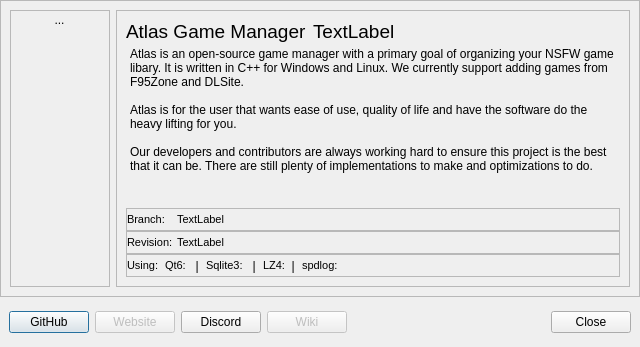
Qt form atlas/ui/dialog/AboutAtlas.ui (KJNeko/Atlas) before a commit.
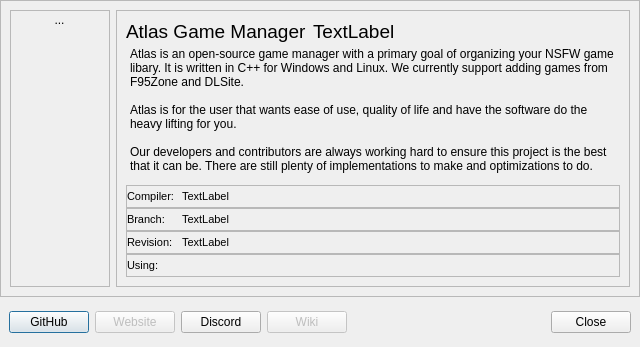
The same form after that commit. Icons and pictures are not drawn.

Patch:
```diff
--- a/atlas/ui/dialog/AboutAtlas.ui
+++ b/atlas/ui/dialog/AboutAtlas.ui
@@ -203,6 +203,69 @@
          <property name="verticalSpacing">
           <number>0</number>
          </property>
+         <item row="3" column="0" colspan="5">
+          <widget class="QFrame" name="frame_6">
+           <property name="minimumSize">
+            <size>
+             <width>0</width>
+             <height>23</height>
+            </size>
+           </property>
+           <property name="frameShape">
+            <enum>QFrame::StyledPanel</enum>
+           </property>
+           <property name="frameShadow">
+            <enum>QFrame::Raised</enum>
+           </property>
+           <layout class="QGridLayout" name="gridLayout_6">
+            <property name="leftMargin">
+             <number>0</number>
+            </property>
+            <property name="topMargin">
+             <number>0</number>
+            </property>
+            <property name="rightMargin">
+             <number>0</number>
+            </property>
+            <property name="bottomMargin">
+             <number>0</number>
+            </property>
+            <property name="spacing">
+             <number>0</number>
+            </property>
+            <item row="0" column="0">
+             <widget class="QLabel" name="label_2">
+              <property name="maximumSize">
+               <size>
+                <width>55</width>
+                <height>16777215</height>
+               </size>
+              </property>
+              <property name="font">
+               <font>
+                <pointsize>8</pointsize>
+               </font>
+              </property>
+              <property name="text">
+               <string>Branch:</string>
+              </property>
+             </widget>
+            </item>
+            <item row="0" column="1">
+             <widget class="QLabel" name="lblGitBranch">
+              <property name="font">
+               <font>
+                <pointsize>8</pointsize>
+               </font>
+              </property>
+              <property name="text">
+               <string>TextLabel</string>
+              </property>
+             </widget>
+            </item>
+           </layout>
+          </widget>
+         </item>
          <item row="1" column="0" colspan="5">
           <widget class="QTextEdit" name="textEdit">
            <property name="styleSheet">
@@ -225,16 +288,16 @@
 hr { height: 1px; border-width: 0; }
 li.unchecked::marker { content: &quot;\2610&quot;; }
 li.checked::marker { content: &quot;\2612&quot;; }
-&lt;/style&gt;&lt;/head&gt;&lt;body style=&quot; font-family:'Segoe UI'; font-size:9pt; font-weight:400; font-style:normal;&quot;&gt;
-&lt;p style=&quot; margin-top:0px; margin-bottom:0px; margin-left:0px; margin-right:0px; -qt-block-indent:0; text-indent:0px;&quot;&gt;Atlas is an open-source game manager with a primary goal of organizing your NSFW game libary. It is written in C++ for Windows and Linux. We currently support adding games from F95Zone and DLSite.&lt;/p&gt;
-&lt;p style=&quot;-qt-paragraph-type:empty; margin-top:0px; margin-bottom:0px; margin-left:0px; margin-right:0px; -qt-block-indent:0; text-indent:0px;&quot;&gt;&lt;br /&gt;&lt;/p&gt;
-&lt;p style=&quot; margin-top:0px; margin-bottom:0px; margin-left:0px; margin-right:0px; -qt-block-indent:0; text-indent:0px;&quot;&gt;Atlas is for the user that wants ease of use, quality of life and have the software do the heavy lifting for you.&lt;/p&gt;
-&lt;p style=&quot;-qt-paragraph-type:empty; margin-top:0px; margin-bottom:0px; margin-left:0px; margin-right:0px; -qt-block-indent:0; text-indent:0px;&quot;&gt;&lt;br /&gt;&lt;/p&gt;
-&lt;p style=&quot; margin-top:0px; margin-bottom:0px; margin-left:0px; margin-right:0px; -qt-block-indent:0; text-indent:0px;&quot;&gt;Our developers and contributors are always working hard to ensure this project is the best that it can be. There are still plenty of implementations to make and optimizations to do. &lt;/p&gt;&lt;/body&gt;&lt;/html&gt;</string>
+&lt;/style&gt;&lt;/head&gt;&lt;body style=&quot; font-family:'Noto Sans'; font-size:12pt; font-weight:400; font-style:normal;&quot;&gt;
+&lt;p style=&quot; margin-top:0px; margin-bottom:0px; margin-left:0px; margin-right:0px; -qt-block-indent:0; text-indent:0px;&quot;&gt;&lt;span style=&quot; font-family:'Segoe UI'; font-size:9pt;&quot;&gt;Atlas is an open-source game manager with a primary goal of organizing your NSFW game libary. It is written in C++ for Windows and Linux. We currently support adding games from F95Zone and DLSite.&lt;/span&gt;&lt;/p&gt;
+&lt;p style=&quot;-qt-paragraph-type:empty; margin-top:0px; margin-bottom:0px; margin-left:0px; margin-right:0px; -qt-block-indent:0; text-indent:0px; font-family:'Segoe UI'; font-size:9pt;&quot;&gt;&lt;br /&gt;&lt;/p&gt;
+&lt;p style=&quot; margin-top:0px; margin-bottom:0px; margin-left:0px; margin-right:0px; -qt-block-indent:0; text-indent:0px;&quot;&gt;&lt;span style=&quot; font-family:'Segoe UI'; font-size:9pt;&quot;&gt;Atlas is for the user that wants ease of use, quality of life and have the software do the heavy lifting for you.&lt;/span&gt;&lt;/p&gt;
+&lt;p style=&quot;-qt-paragraph-type:empty; margin-top:0px; margin-bottom:0px; margin-left:0px; margin-right:0px; -qt-block-indent:0; text-indent:0px; font-family:'Segoe UI'; font-size:9pt;&quot;&gt;&lt;br /&gt;&lt;/p&gt;
+&lt;p style=&quot; margin-top:0px; margin-bottom:0px; margin-left:0px; margin-right:0px; -qt-block-indent:0; text-indent:0px;&quot;&gt;&lt;span style=&quot; font-family:'Segoe UI'; font-size:9pt;&quot;&gt;Our developers and contributors are always working hard to ensure this project is the best that it can be. There are still plenty of implementations to make and optimizations to do. &lt;/span&gt;&lt;/p&gt;&lt;/body&gt;&lt;/html&gt;</string>
            </property>
           </widget>
          </item>
-         <item row="4" column="0" colspan="5">
+         <item row="5" column="0" colspan="5">
           <widget class="QFrame" name="frame_4">
            <property name="minimumSize">
             <size>
@@ -276,75 +339,6 @@
               </property>
              </widget>
             </item>
-            <item>
-             <widget class="QLabel" name="lbQt6Ver">
-              <property name="font">
-               <font>
-                <pointsize>8</pointsize>
-               </font>
-              </property>
-              <property name="text">
-               <string>Qt6: </string>
-              </property>
-             </widget>
-            </item>
-            <item>
-             <widget class="QLabel" name="label_5">
-              <property name="text">
-               <string>  |  </string>
-              </property>
-             </widget>
-            </item>
-            <item>
-             <widget class="QLabel" name="lbSqlite3Ver">
-              <property name="font">
-               <font>
-                <pointsize>8</pointsize>
-               </font>
-              </property>
-              <property name="text">
-               <string>Sqlite3: </string>
-              </property>
-             </widget>
-            </item>
-            <item>
-             <widget class="QLabel" name="label_6">
-              <property name="text">
-               <string>  |  </string>
-              </property>
-             </widget>
-            </item>
-            <item>
-             <widget class="QLabel" name="lbLZ4Ver">
-              <property name="font">
-               <font>
-                <pointsize>8</pointsize>
-               </font>
-              </property>
-              <property name="text">
-               <string>LZ4:</string>
-              </property>
-             </widget>
-            </item>
-            <item>
-             <widget class="QLabel" name="label_7">
-              <property name="text">
-               <string>  |  </string>
-              </property>
-             </widget>
-            </item>
-            <item>
-             <widget class="QLabel" name="lbSPDLogVer">
-              <property name="font">
-               <font>
-                <pointsize>8</pointsize>
-               </font>
-              </property>
-              <property name="text">
-               <string>spdlog:</string>
-              </property>
-             </widget>
-            </item>
             <item>
              <spacer name="horizontalSpacer_2">
               <property name="orientation">
@@ -361,7 +355,7 @@
            </layout>
           </widget>
          </item>
-         <item row="3" column="0" colspan="5">
+         <item row="4" column="0" colspan="5">
           <widget class="QFrame" name="frame_5">
            <property name="minimumSize">
             <size>
@@ -401,7 +395,7 @@
               </property>
               <property name="maximumSize">
                <size>
-                <width>50</width>
+                <width>55</width>
                 <height>16777215</height>
                </size>
               </property>
@@ -444,7 +438,7 @@
           </widget>
          </item>
          <item row="2" column="0" colspan="5">
-          <widget class="QFrame" name="frame_6">
+          <widget class="QFrame" name="frame_7">
            <property name="minimumSize">
             <size>
              <width>0</width>
@@ -457,7 +451,7 @@
            <property name="frameShadow">
             <enum>QFrame::Raised</enum>
            </property>
-           <layout class="QGridLayout" name="gridLayout_6">
+           <layout class="QGridLayout" name="gridLayout_7">
             <property name="leftMargin">
              <number>0</number>
             </property>
@@ -474,10 +468,10 @@
              <number>0</number>
             </property>
             <item row="0" column="0">
-             <widget class="QLabel" name="label_2">
+             <widget class="QLabel" name="label_8">
               <property name="maximumSize">
                <size>
-                <width>50</width>
+                <width>55</width>
                 <height>16777215</height>
                </size>
               </property>
@@ -487,12 +481,12 @@
                </font>
               </property>
               <property name="text">
-               <string>Branch:</string>
+               <string>Compiler:</string>
               </property>
              </widget>
             </item>
             <item row="0" column="1">
-             <widget class="QLabel" name="lblGitBranch">
+             <widget class="QLabel" name="lblCompiler">
               <property name="font">
                <font>
                 <pointsize>8</pointsize>
```
Left out of the diff: 26 changed lines with no effect on the pictures.
